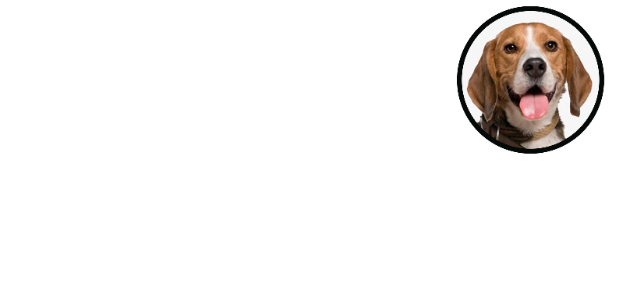
After one commit to davidark31/MiHuellasApp, an Android app: the layout lista_mascotas_usuario.xml on its own in the app's theme, with its tools: preview values and no code run, on a phone screen of 412 x 824 dp. The commit adds this screen. Shown: the top 300 px of the screen. Run offline under Robolectric (Android 15) with nearby library versions, the phone set to English and light mode, and no system bars.

Commit message:
0.023 mascota ya registra

```diff
--- a/app/src/main/AndroidManifest.xml
+++ b/app/src/main/AndroidManifest.xml
@@ -4,9 +4,8 @@
 
     <application
         android:allowBackup="true"
-        android:icon="@mipmap/ic_launcher"
-        android:label="@string/app_name"
-        android:roundIcon="@mipmap/ic_launcher_round"
+        android:icon="@mipmap/patitas"
+        android:label="Huellas App"
         android:supportsRtl="true"
         android:theme="@style/Theme.MiHuellasApp">
         <activity android:name=".Registrarse_activity"></activity>
--- a/app/src/main/java/com/example/mihuellasapp/Registro_publicacion.java
+++ b/app/src/main/java/com/example/mihuellasapp/Registro_publicacion.java
@@ -35,6 +35,7 @@ public class Registro_publicacion extends AppCompatActivity {
     @Override
     protected void onCreate(Bundle savedInstanceState) {
         super.onCreate(savedInstanceState);
+
         setContentView(R.layout.activity_registro_publicacion);
 
         spAnimal = findViewById(R.id.sp_animal);
--- /dev/null
+++ b/app/src/main/res/layout/lista_mascotas_usuario.xml
@@ -0,0 +1,34 @@
+<?xml version="1.0" encoding="utf-8"?>
+<androidx.constraintlayout.widget.ConstraintLayout xmlns:android="http://schemas.android.com/apk/res/android"
+    xmlns:app="http://schemas.android.com/apk/res-auto"
+    xmlns:tools="http://schemas.android.com/tools"
+    android:layout_width="match_parent"
+    android:layout_height="match_parent">
+
+    <LinearLayout
+        android:layout_width="wrap_content"
+        android:layout_height="wrap_content"
+        android:orientation="horizontal"
+        app:layout_constraintStart_toStartOf="parent"
+        app:layout_constraintTop_toTopOf="parent">
+
+        <TextView
+            android:id="@+id/nombre_mascota"
+            android:layout_width="274dp"
+            android:layout_height="wrap_content"
+            android:layout_marginTop="28dp"
+            android:paddingLeft="20sp"
+            android:textSize="24sp" />
+
+        <ImageButton
+            android:id="@+id/foto_mascota"
+            android:layout_width="137dp"
+            android:layout_height="104dp"
+            android:background="#00FFFFFF"
+            android:paddingLeft="20sp"
+            android:scaleType="fitCenter"
+            app:srcCompat="@mipmap/doggy" />
+
+    </LinearLayout>
+
+</androidx.constraintlayout.widget.ConstraintLayout>
```
Also changed, not shown: app/src/main/java/com/example/mihuellasapp/Registrar_MascotaActivity.java (+39 -0 lines).
